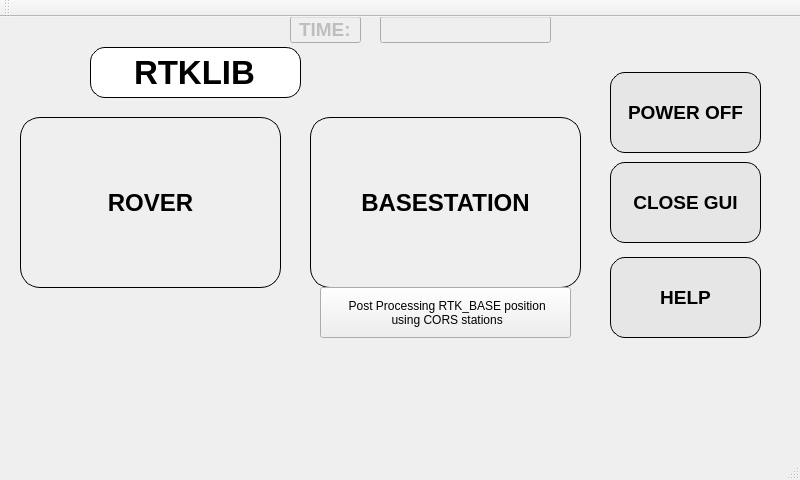
Old version of the form RTKBASE/mainwindow.ui in the repository Francklin2/RTKLIB_Touchscreen_GUI.
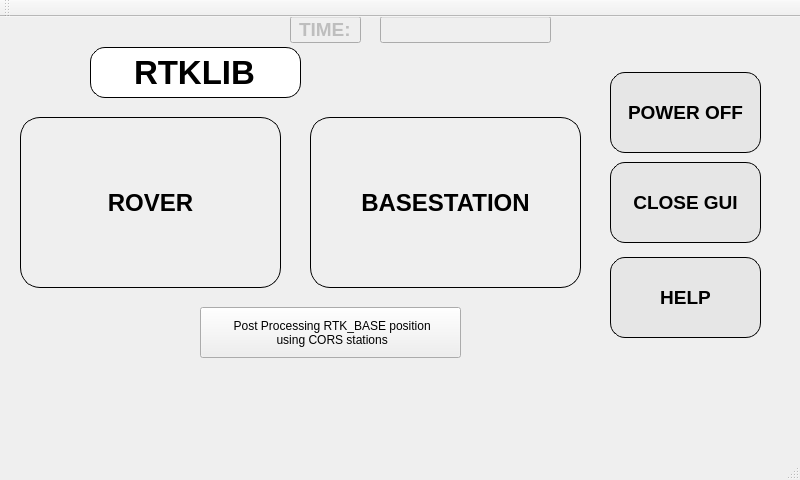
New version of the form.

```diff
--- a/RTKBASE/mainwindow.ui
+++ b/RTKBASE/mainwindow.ui
@@ -261,9 +261,9 @@
    <widget class="QPushButton" name="RTK_BASE_position">
     <property name="geometry">
      <rect>
-      <x>320</x>
-      <y>270</y>
-      <width>251</width>
+      <x>200</x>
+      <y>290</y>
+      <width>261</width>
       <height>51</height>
      </rect>
     </property>
```
Left out of the diff: 2 changed lines with no effect on the pictures.
